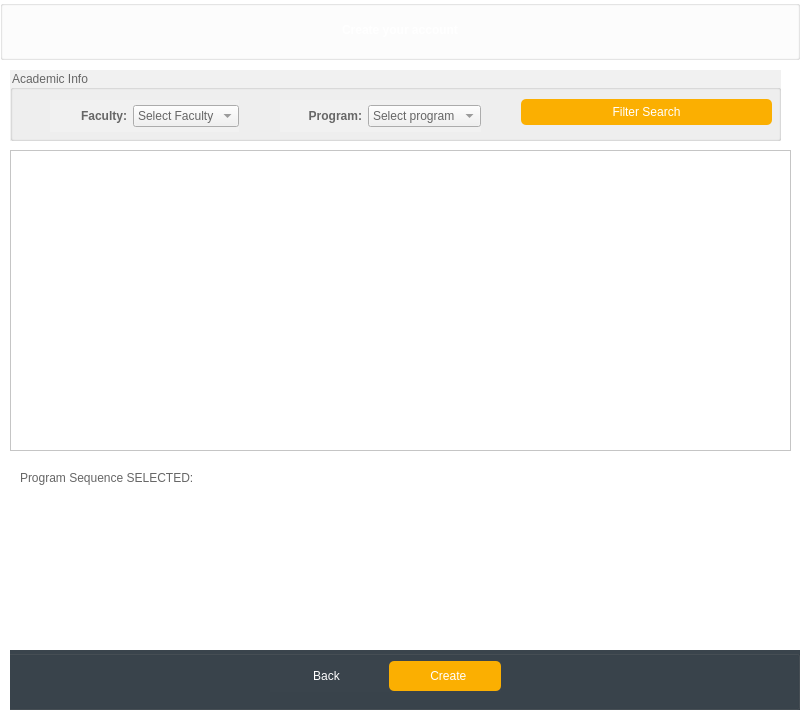
The window that SGS-FINAL-PROJECT/register.ui (2013110993/SGS) describes before a commit, drawn with Qt 5.
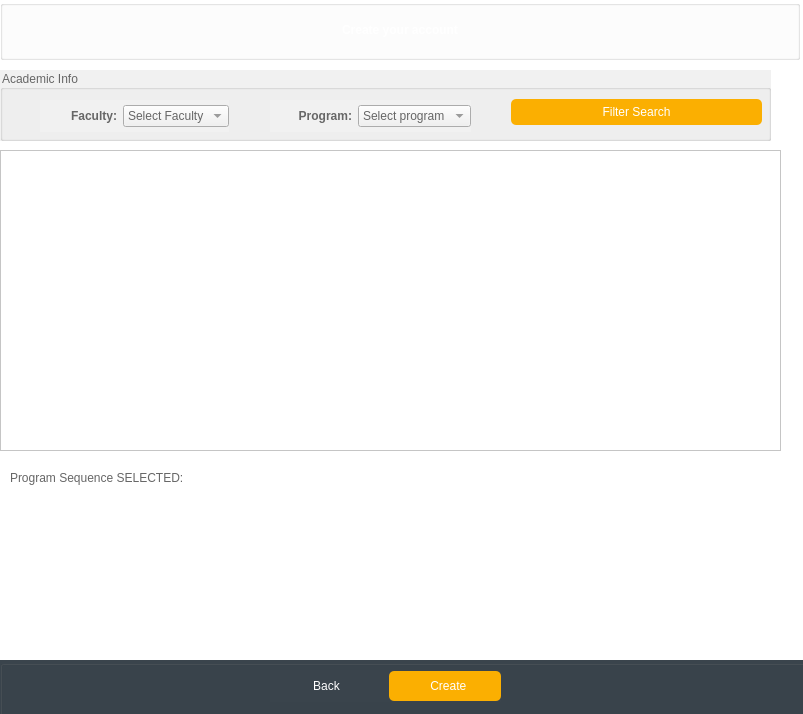
The same window after the commit. The open tabs and pages were chosen to show the change. Icons and pictures are not drawn.

```diff
--- a/SGS-FINAL-PROJECT/register.ui
+++ b/SGS-FINAL-PROJECT/register.ui
@@ -100,9 +100,9 @@
   <widget class="QStackedWidget" name="stackedWidgetRegister">
    <property name="geometry">
     <rect>
-     <x>10</x>
+     <x>0</x>
      <y>60</y>
-     <width>811</width>
+     <width>821</width>
      <height>661</height>
     </rect>
    </property>
@@ -1052,21 +1052,21 @@
     <widget class="QGroupBox" name="groupBoxRegBottom">
      <property name="geometry">
       <rect>
-       <x>-10</x>
-       <y>590</y>
-       <width>800</width>
+       <x>0</x>
+       <y>600</y>
+       <width>811</width>
        <height>60</height>
       </rect>
      </property>
      <property name="minimumSize">
       <size>
-       <width>800</width>
+       <width>811</width>
        <height>60</height>
       </size>
      </property>
      <property name="maximumSize">
       <size>
-       <width>800</width>
+       <width>811</width>
        <height>60</height>
       </size>
      </property>
```
Left out of the diff: 12 changed lines with no effect on the pictures.
